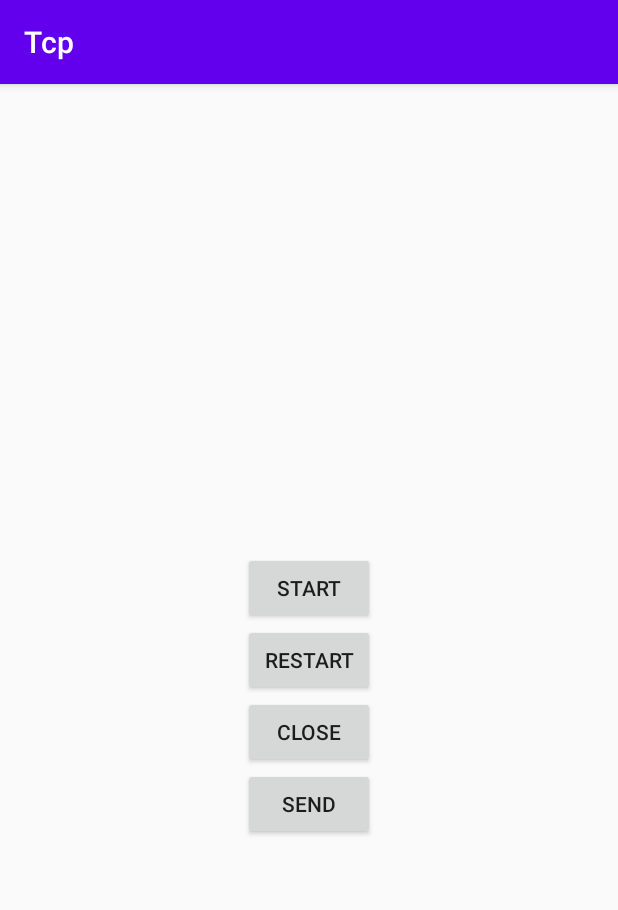
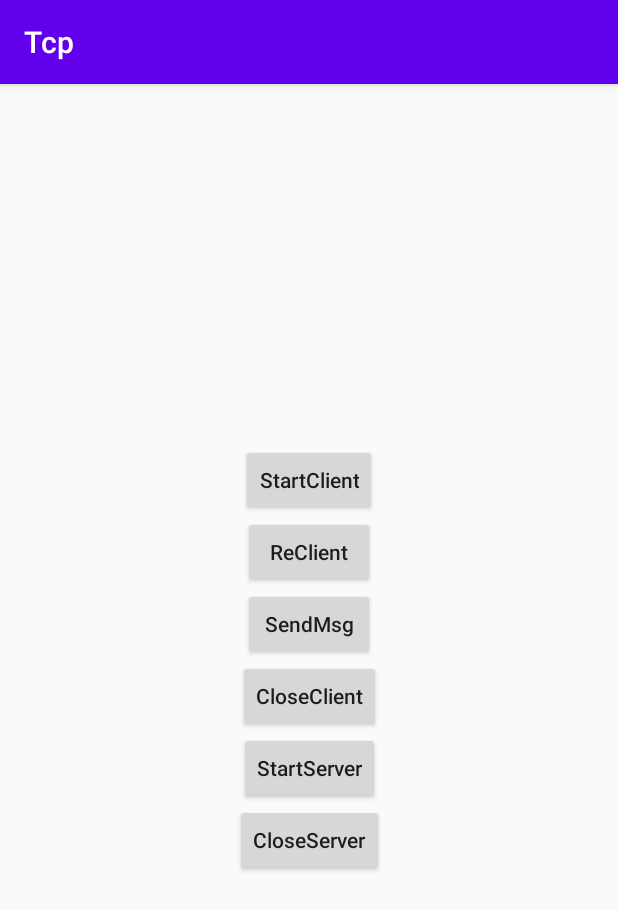
Before and after one commit to Singleswolf/NettyTcp, an Android app: the screen it shows after launch (MainActivity), on a phone screen of 412 x 824 dp. Shown: the top 910 px of the screen. Run offline under Robolectric (Android 15) with nearby library versions, the phone set to English and light mode, and no system bars; libraries missing offline, so code that uses them is left out: io.netty.channel.

Commit message:
start server demo

```diff
--- a/app/src/main/res/layout/activity_main.xml
+++ b/app/src/main/res/layout/activity_main.xml
@@ -6,45 +6,78 @@
     android:layout_height="match_parent"
     tools:context=".MainActivity">
 
+    <androidx.constraintlayout.widget.Guideline
+        android:id="@+id/guideline"
+        android:layout_width="0dp"
+        android:layout_height="0dp"
+        android:orientation="horizontal"
+        app:layout_constraintGuide_percent="0.5" />
+
+
     <Button
         android:id="@+id/start"
         android:layout_width="wrap_content"
         android:layout_height="wrap_content"
         android:onClick="start"
-        android:text="start"
+        android:text="StartClient"
+        android:textAllCaps="false"
         app:layout_constraintBottom_toTopOf="@id/restart"
-        app:layout_constraintLeft_toLeftOf="parent"
-        app:layout_constraintRight_toRightOf="parent" />
+        app:layout_constraintEnd_toEndOf="parent"
+        app:layout_constraintStart_toStartOf="parent" />
 
     <Button
         android:id="@+id/restart"
         android:layout_width="wrap_content"
         android:layout_height="wrap_content"
         android:onClick="restart"
-        android:text="restart"
-        app:layout_constraintBottom_toBottomOf="parent"
-        app:layout_constraintLeft_toLeftOf="parent"
-        app:layout_constraintRight_toRightOf="parent"
-        app:layout_constraintTop_toTopOf="parent" />
+        android:text="ReClient"
+        android:textAllCaps="false"
+        app:layout_constraintBottom_toTopOf="@id/send"
+        app:layout_constraintEnd_toEndOf="parent"
+        app:layout_constraintStart_toStartOf="parent" />
+
+    <Button
+        android:id="@+id/send"
+        android:layout_width="wrap_content"
+        android:layout_height="wrap_content"
+        android:onClick="send"
+        android:text="SendMsg"
+        android:textAllCaps="false"
+        app:layout_constraintBottom_toBottomOf="@id/guideline"
+        app:layout_constraintEnd_toEndOf="parent"
+        app:layout_constraintStart_toStartOf="parent" />
 
     <Button
         android:id="@+id/close"
         android:layout_width="wrap_content"
         android:layout_height="wrap_content"
         android:onClick="close"
-        android:text="close"
-        app:layout_constraintLeft_toLeftOf="parent"
-        app:layout_constraintRight_toRightOf="parent"
-        app:layout_constraintTop_toBottomOf="@id/restart" />
+        android:text="CloseClient"
+        android:textAllCaps="false"
+        app:layout_constraintEnd_toEndOf="parent"
+        app:layout_constraintStart_toStartOf="parent"
+        app:layout_constraintTop_toBottomOf="@id/guideline" />
 
     <Button
-        android:id="@+id/send"
+        android:id="@+id/startServer"
         android:layout_width="wrap_content"
         android:layout_height="wrap_content"
-        android:onClick="send"
-        android:text="send"
-        app:layout_constraintLeft_toLeftOf="parent"
-        app:layout_constraintRight_toRightOf="parent"
+        android:onClick="startServer"
+        android:text="StartServer"
+        android:textAllCaps="false"
+        app:layout_constraintEnd_toEndOf="parent"
+        app:layout_constraintStart_toStartOf="parent"
         app:layout_constraintTop_toBottomOf="@id/close" />
 
+    <Button
+        android:id="@+id/closeServer"
+        android:layout_width="wrap_content"
+        android:layout_height="wrap_content"
+        android:onClick="closeServer"
+        android:text="CloseServer"
+        android:textAllCaps="false"
+        app:layout_constraintEnd_toEndOf="parent"
+        app:layout_constraintStart_toStartOf="parent"
+        app:layout_constraintTop_toBottomOf="@id/startServer" />
+
 </androidx.constraintlayout.widget.ConstraintLayout>
--- a/nettylib/build.gradle
+++ b/nettylib/build.gradle
@@ -25,5 +25,5 @@ dependencies {
     implementation fileTree(dir: 'libs', include: ['*.jar'])
 
     testImplementation 'junit:junit:4.12'
-    implementation 'io.netty:netty-all:4.1.15.Final'
+    api 'io.netty:netty-all:4.1.15.Final'
 }
--- a/nettylib/src/main/java/com/zy/nettylib/server/ChannelContainer.java
+++ b/nettylib/src/main/java/com/zy/nettylib/server/ChannelContainer.java
@@ -38,4 +38,8 @@ public class ChannelContainer {
             CHANNELS.remove(channelId);
         }
     }
+
+    public Map<String, Channel> getChannels() {
+        return CHANNELS;
+    }
 }
--- a/nettylib/src/main/java/com/zy/nettylib/server/ServerReadHandler.java
+++ b/nettylib/src/main/java/com/zy/nettylib/server/ServerReadHandler.java
@@ -15,6 +15,7 @@ class ServerReadHandler extends ChannelInboundHandlerAdapter {
     public void channelActive(ChannelHandlerContext ctx) throws Exception {
         super.channelActive(ctx);
         Log.d(TAG, "channelActive: " + ctx.channel().remoteAddress());
+        ChannelContainer.getInstance().saveChannel(ctx.channel());
     }
 
     @Override
```
Also changed, not shown: app/src/main/java/com/zy/nettytcp/MainActivity.java (+34 -0 lines), nettylib/src/main/java/com/zy/nettylib/server/NettyServer.java (+11 -0 lines).
